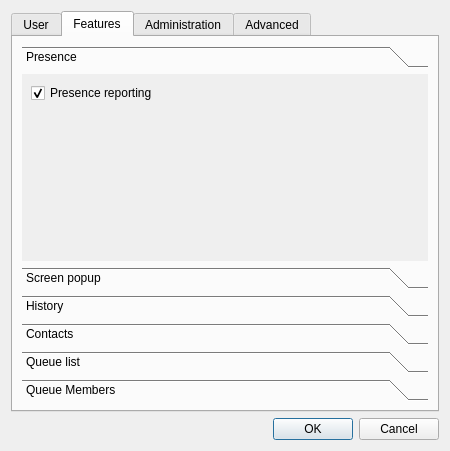
Qt form xivoclient/src/config_widget/config_widget.ui (wazo-platform/wazo-client-qt) before a commit.
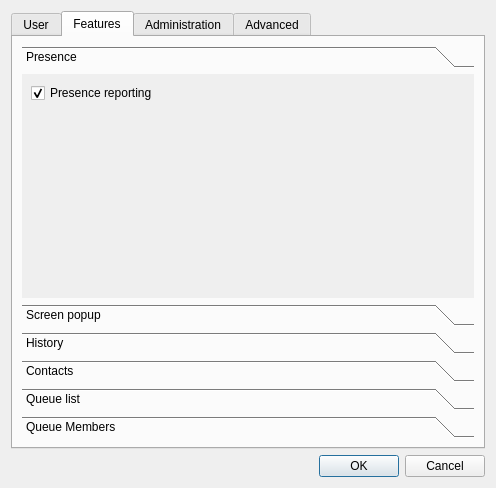
The same form after that commit. The open tabs and pages were chosen to show the change. Icons and pictures are not drawn.

Commit message: switch configwidget to ui style

Diff of the .ui file:
```diff
--- a/xivoclient/src/config_widget/config_widget.ui
+++ b/xivoclient/src/config_widget/config_widget.ui
@@ -6,8 +6,8 @@
    <rect>
     <x>0</x>
     <y>0</y>
-    <width>450</width>
-    <height>451</height>
+    <width>496</width>
+    <height>488</height>
    </rect>
   </property>
   <property name="windowTitle">
@@ -20,6 +20,9 @@
   <layout class="QVBoxLayout" name="verticalLayout_2">
    <item>
     <widget class="QTabWidget" name="tabWidget">
+     <property name="enabled">
+      <bool>true</bool>
+     </property>
      <property name="currentIndex">
       <number>0</number>
      </property>
@@ -245,8 +248,8 @@
            <rect>
             <x>0</x>
             <y>0</y>
-            <width>410</width>
-            <height>163</height>
+            <width>456</width>
+            <height>230</height>
            </rect>
           </property>
           <attribute name="label">
```
Left out of the diff: 97 changed lines with no effect on the pictures. The commit also changes 3 other files.
